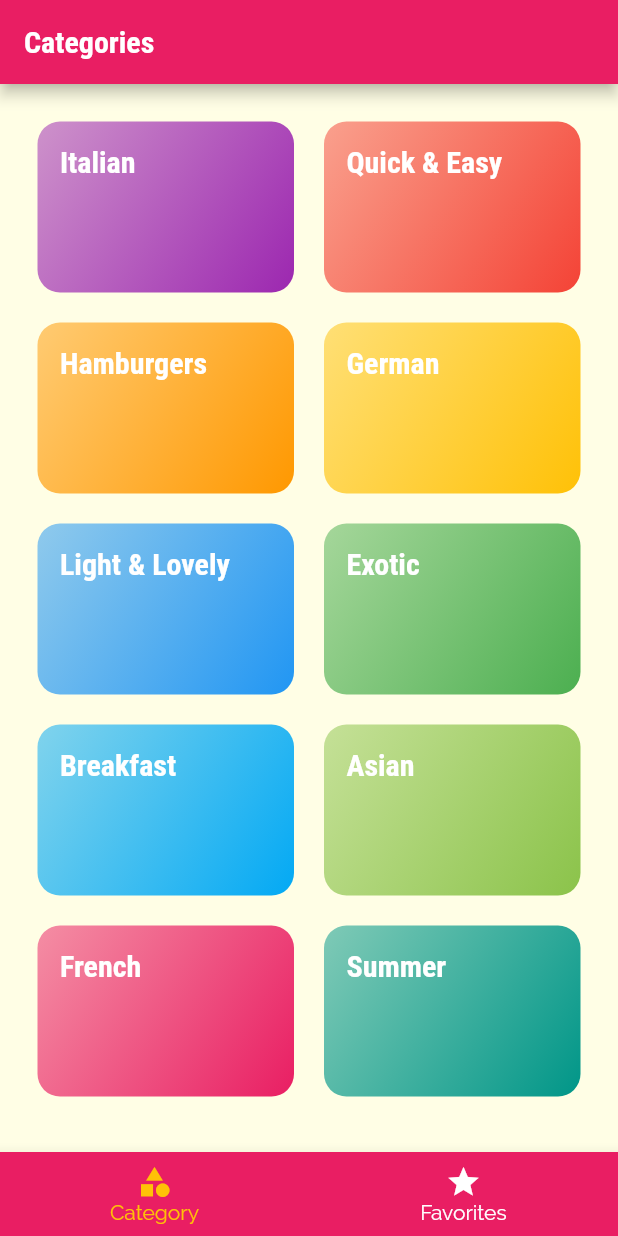
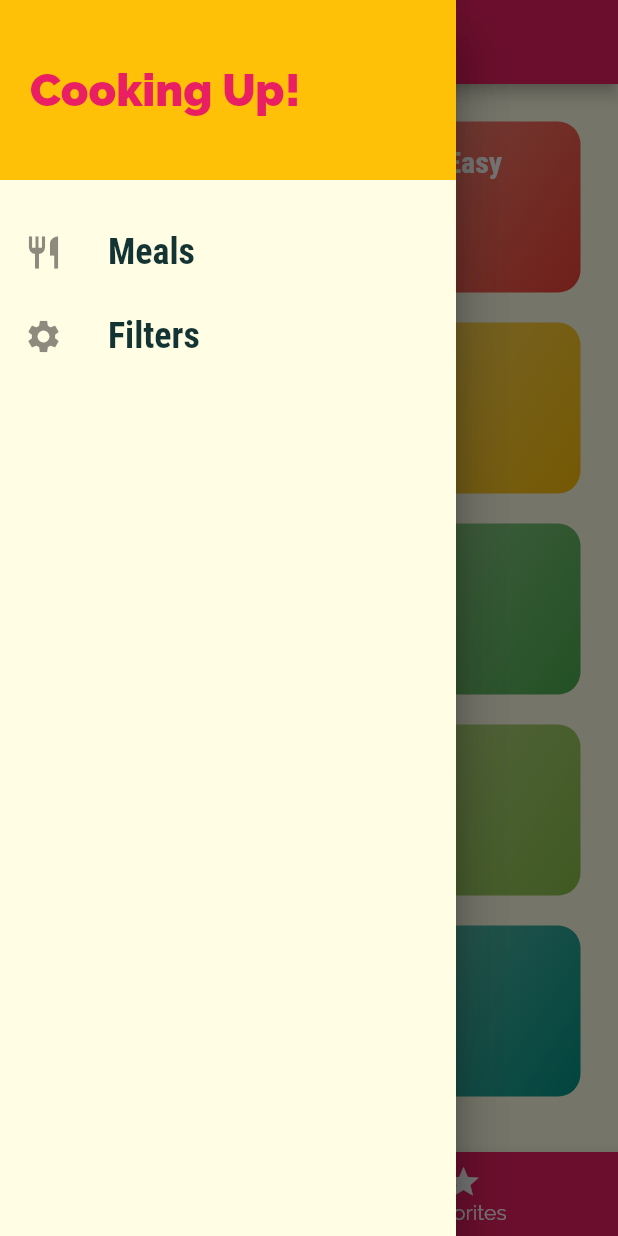
Before and after one commit to nicoproto/meals_flutter_app, a Flutter app: the screen it shows after launch, with the side drawer open (before the commit the screen has no drawer), on a phone screen of 412 x 824 dp. Run offline on Flutter 3.47's test engine with Material 2 defaults, Android fonts, the phone set to English and light mode, and no system bars.

Commit message:
Adding a Custom Drawer

```diff
--- a/lib/screens/tabs_screen.dart
+++ b/lib/screens/tabs_screen.dart
@@ -1,4 +1,5 @@
 import 'package:flutter/material.dart';
+import '../widgets/main_drawer.dart';
 import '../screens/favorites_screen.dart';
 import '../screens/categories_screen.dart';
 
@@ -33,6 +34,9 @@ class _TabsScreenState extends State<TabsScreen> {
     return Scaffold(
       appBar: AppBar(
         title: Text(_pages[_selectedPageIndex]['title']),
+      ),
+      drawer: Drawer(
+        child: MainDrawer(),
       ),
       body: _pages[_selectedPageIndex]['page'],
       bottomNavigationBar: BottomNavigationBar(
--- /dev/null
+++ b/lib/widgets/main_drawer.dart
@@ -0,0 +1,48 @@
+import 'package:flutter/material.dart';
+
+class MainDrawer extends StatelessWidget {
+  Widget buildListTile(String title, IconData icon) {
+    return ListTile(
+            leading: Icon(icon, size: 26,),
+            title: Text(
+              title,
+              style: TextStyle(
+                fontFamily: 'RobotoCondensed',
+                fontSize: 24,
+                fontWeight: FontWeight.bold,
+              ),
+            ),
+            onTap: () {
+              // ...
+            },
+          );
+  }
+
+  @override
+  Widget build(BuildContext context) {
+    return Drawer(
+      child: Column(
+        children: <Widget>[
+          Container(
+            height: 120,
+            width: double.infinity,
+            padding: EdgeInsets.all(20),
+            alignment: Alignment.centerLeft,
+            color: Theme.of(context).accentColor,
+            child: Text(
+              'Cooking Up!',
+              style: TextStyle(
+                fontWeight: FontWeight.w900,
+                fontSize: 30,
+                color: Theme.of(context).primaryColor,
+              ),
+              ),
+          ),
+          SizedBox(height: 20,),
+          buildListTile('Meals', Icons.restaurant),
+          buildListTile('Filters', Icons.settings),
+        ]
+      ),
+    );
+  }
+}
```
Also changed, not shown: 18 other files.
